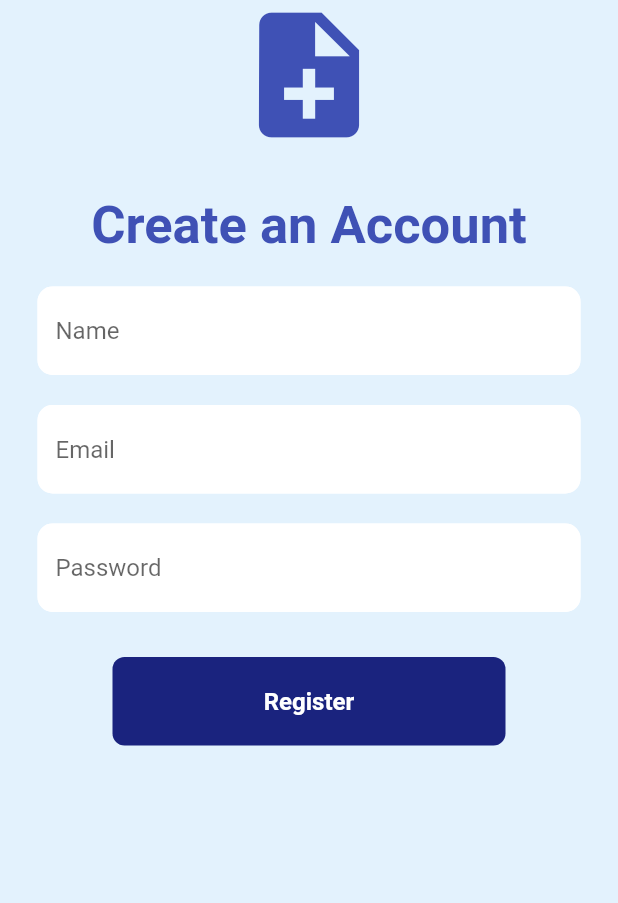
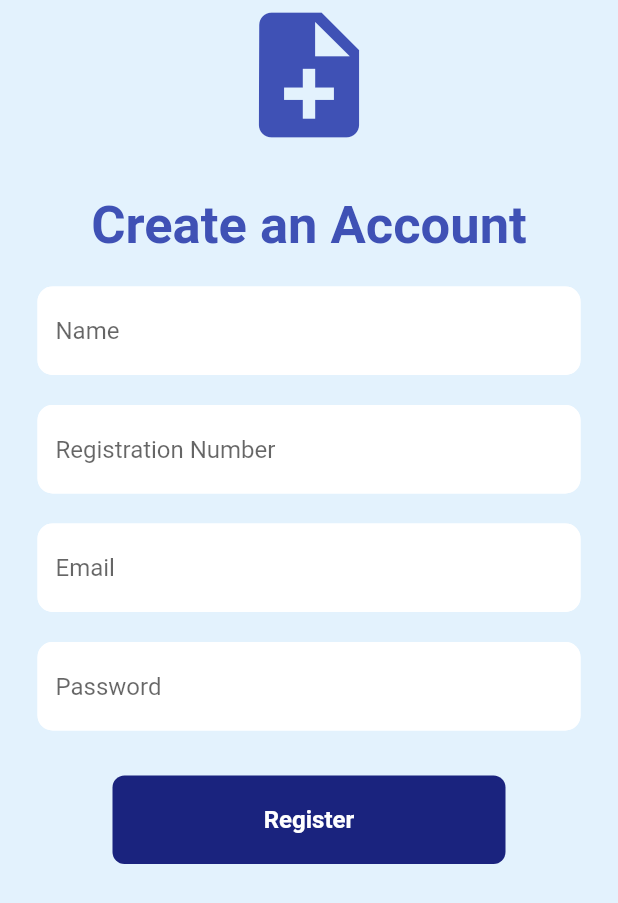
Before and after one commit to Alve-2019331050/proxy-killer, a Flutter app: the RegisterStudent screen opened directly, after a tap on "Register", on a phone screen of 412 x 824 dp. Shown: the top 903 px of the screen. Run offline on Flutter 3.47's test engine with Material 2 defaults, Android fonts, the phone set to English and light mode, and no system bars; our stand-ins replace animated_splash_screen, cloud_firestore, firebase_auth, firebase_core, fluttertoast, ionicons and 1 more; accounts and stored records are empty; network calls fail.

Commit message:
added registration number to student registration

```diff
--- a/lib/screens/home/admin/register_student.dart
+++ b/lib/screens/home/admin/register_student.dart
@@ -16,12 +16,14 @@ class _RegisterStudentState extends State<RegisterStudent> {
   final TextEditingController _nameController = TextEditingController();
   final TextEditingController _emailController = TextEditingController();
   final TextEditingController _passwordController = TextEditingController();
+  final TextEditingController _regNumberController = TextEditingController();
 
   @override
   void dispose(){
     _nameController.dispose();
     _emailController.dispose();
     _passwordController.dispose();
+    _regNumberController.dispose();
     super.dispose();
   }
 
@@ -51,6 +53,7 @@ class _RegisterStudentState extends State<RegisterStudent> {
     await addUserDetails(
       _nameController.text.trim(),
       _emailController.text.trim(),
+      _regNumberController.text.trim(),
       userRef,
     );
     //log out student
@@ -71,11 +74,12 @@ class _RegisterStudentState extends State<RegisterStudent> {
     //print(uid);
   }
 
-  Future addUserDetails(String name, String email,final userRef) async{
+  Future addUserDetails(String name, String email,String regNumber,final userRef) async{
     // print(userRef);
     await userRef.set({
       'name': name,
       'email': email,
+      'registration number':regNumber,
       'role':'Student',
     });
   }
@@ -132,6 +136,30 @@ class _RegisterStudentState extends State<RegisterStudent> {
                 ),
               ),
               const SizedBox(height: 20,),
+
+
+              //Registration Number TextField
+              Padding(
+                padding: const EdgeInsets.symmetric(horizontal: 25.0),
+                child: TextField(
+                  controller: _regNumberController,
+                  decoration: const InputDecoration(
+                    enabledBorder: OutlineInputBorder(
+                      borderSide: BorderSide(color: Colors.white),
+                      borderRadius: BorderRadius.all(Radius.circular(10)),
+                    ),
+                    focusedBorder: OutlineInputBorder(
+                      borderSide: BorderSide(color: Colors.indigoAccent),
+                      borderRadius: BorderRadius.all(Radius.circular(10)),
+                    ),
+                    hintText: 'Registration Number',
+                    fillColor: Colors.white,
+                    filled: true,
+                  ),
+                ),
+              ),
+              const SizedBox(height: 20,),
+
               //Email TextField
               Padding(
                 padding: const EdgeInsets.symmetric(horizontal: 25.0),
```
